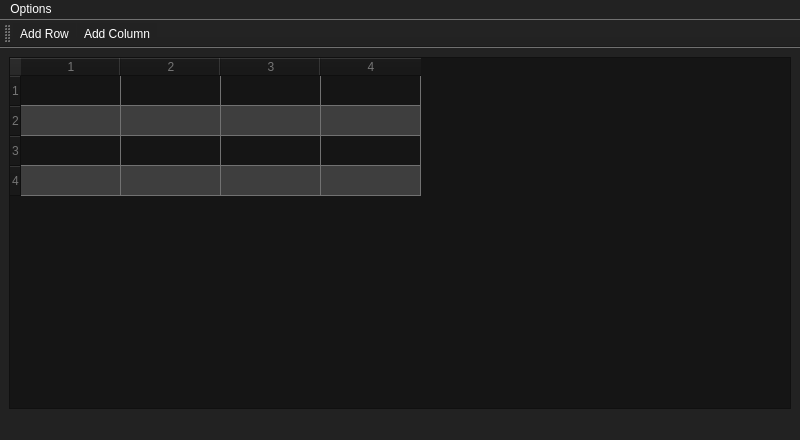
Before: the Qt Designer form GUI with QT/PyroNotes/table.ui in SadmanSkb55/CPP-and-QT-GUI, drawn with Qt 5.
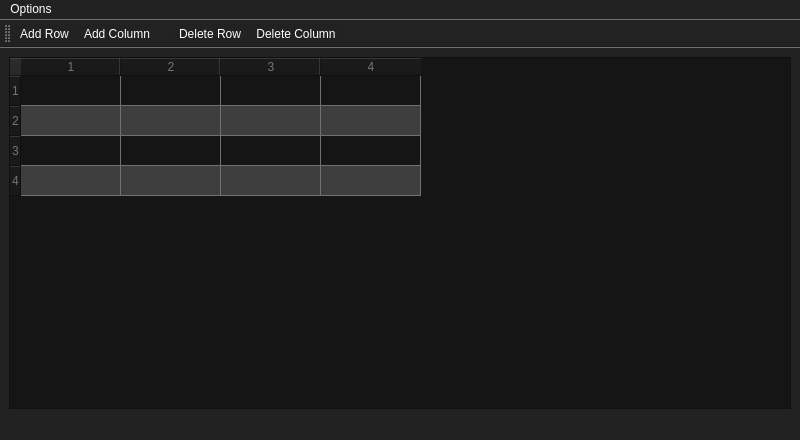
After: the same form once the commit is applied. Icons and pictures are not drawn.

Commit message: row column add delete system

What changed in the file:
```diff
--- a/GUI with QT/PyroNotes/table.ui
+++ b/GUI with QT/PyroNotes/table.ui
@@ -76,6 +76,10 @@
    </attribute>
    <addaction name="actionAdd_Row"/>
    <addaction name="actionAdd_Column"/>
+   <addaction name="separator"/>
+   <addaction name="separator"/>
+   <addaction name="actionDelete_Row"/>
+   <addaction name="actionDelete_Column"/>
   </widget>
   <action name="actionAdd_Row">
    <property name="icon">
@@ -95,6 +99,24 @@
     <string>Add Column</string>
    </property>
   </action>
+  <action name="actionDelete_Row">
+   <property name="icon">
+    <iconset resource="Resource.qrc">
+     <normaloff>:/Image/Image/delete.png</normaloff>:/Image/Image/delete.png</iconset>
+   </property>
+   <property name="text">
+    <string>Delete Row</string>
+   </property>
+  </action>
+  <action name="actionDelete_Column">
+   <property name="icon">
+    <iconset resource="Resource.qrc">
+     <normaloff>:/Image/Image/delete (1).png</normaloff>:/Image/Image/delete (1).png</iconset>
+   </property>
+   <property name="text">
+    <string>Delete Column</string>
+   </property>
+  </action>
  </widget>
  <resources>
   <include location="Resource.qrc"/>
```
Left out of the diff: 2 changed lines with no effect on the pictures. The commit also changes 6 other files.
